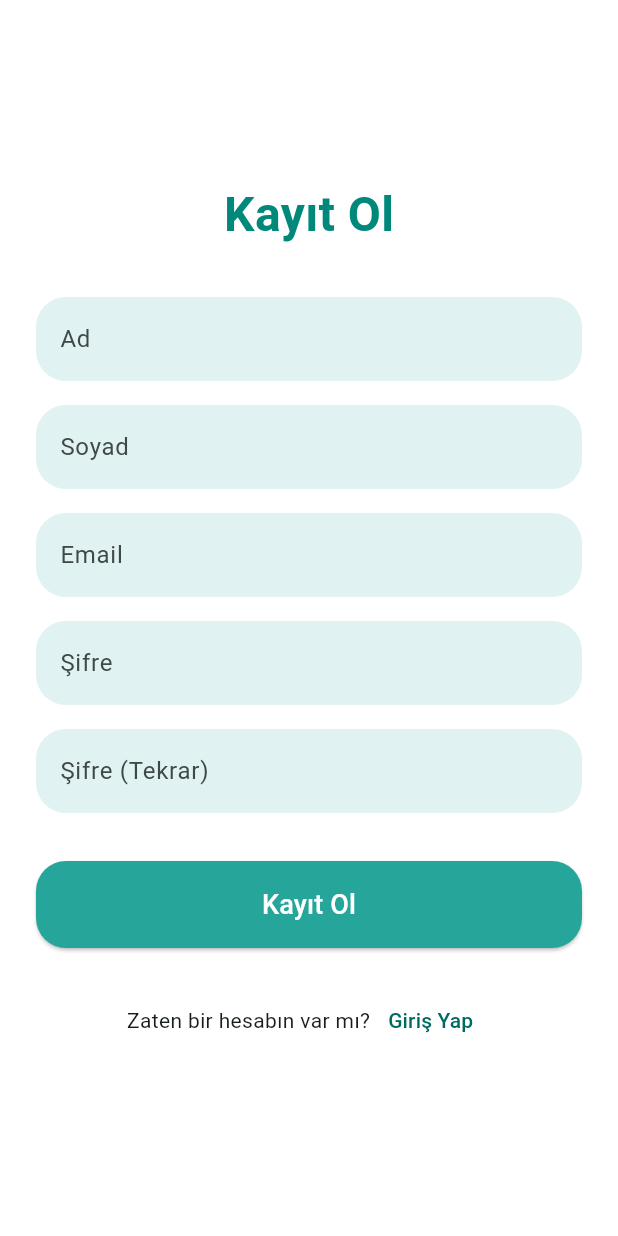
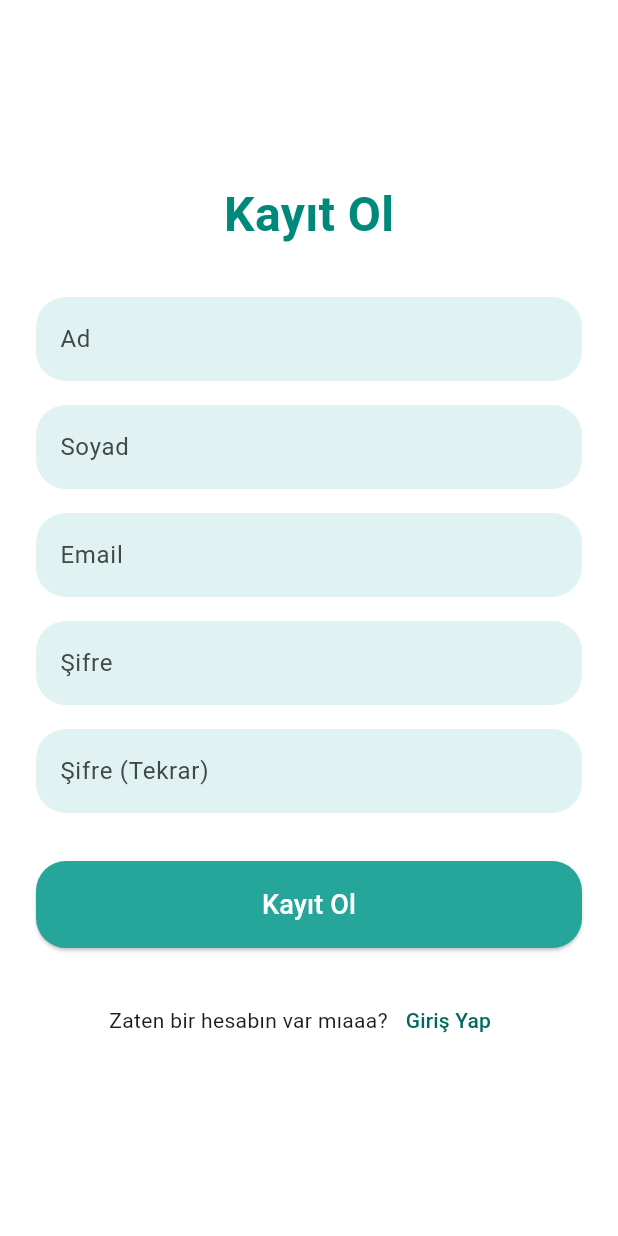
Before and after one commit to yeldasoy/password_manager, a Flutter app: the screen it shows after launch, on a phone screen of 412 x 824 dp. Run offline on Flutter 3.47's test engine with Material 3 defaults, Android fonts, the phone set to English and light mode, and no system bars.

Commit message:
test deneme

```diff
--- a/lib/RegisterPage.dart
+++ b/lib/RegisterPage.dart
@@ -78,7 +78,7 @@ class RegisterPage extends StatelessWidget {
                   Row(
                     mainAxisAlignment: MainAxisAlignment.center,
                     children: [
-                      const Text("Zaten bir hesabın var mı?"),
+                      const Text("Zaten bir hesabın var mıaaa?"),
                       TextButton(
                         onPressed: () {
                           // Giriş sayfasına yönlendirme
```
